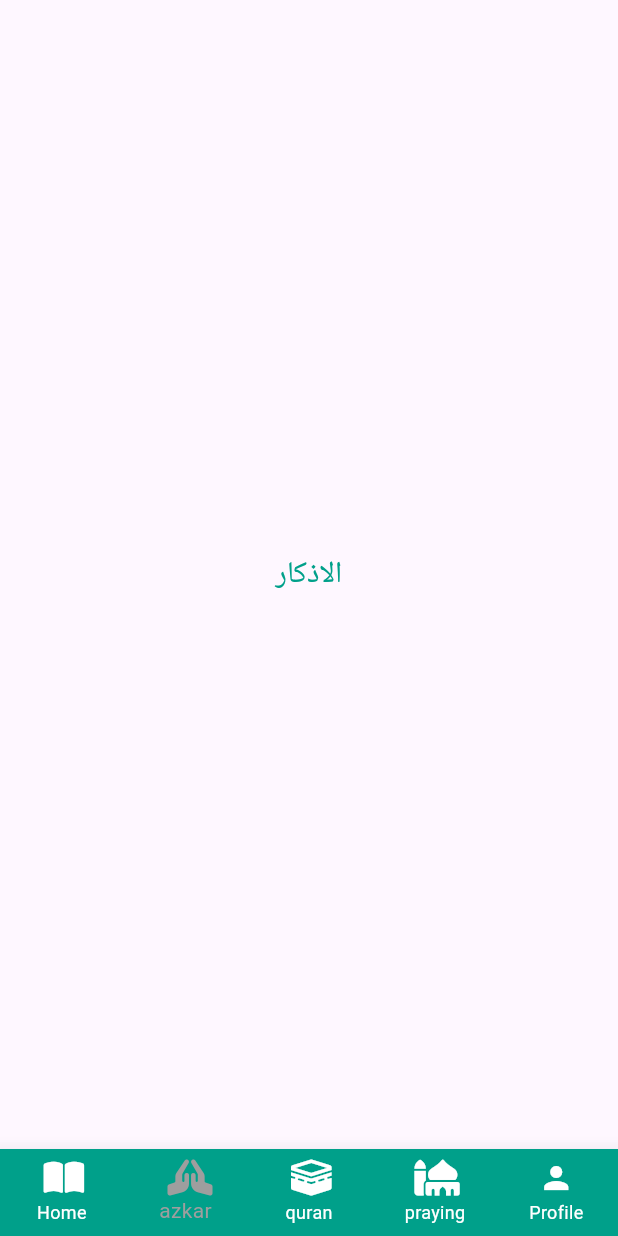
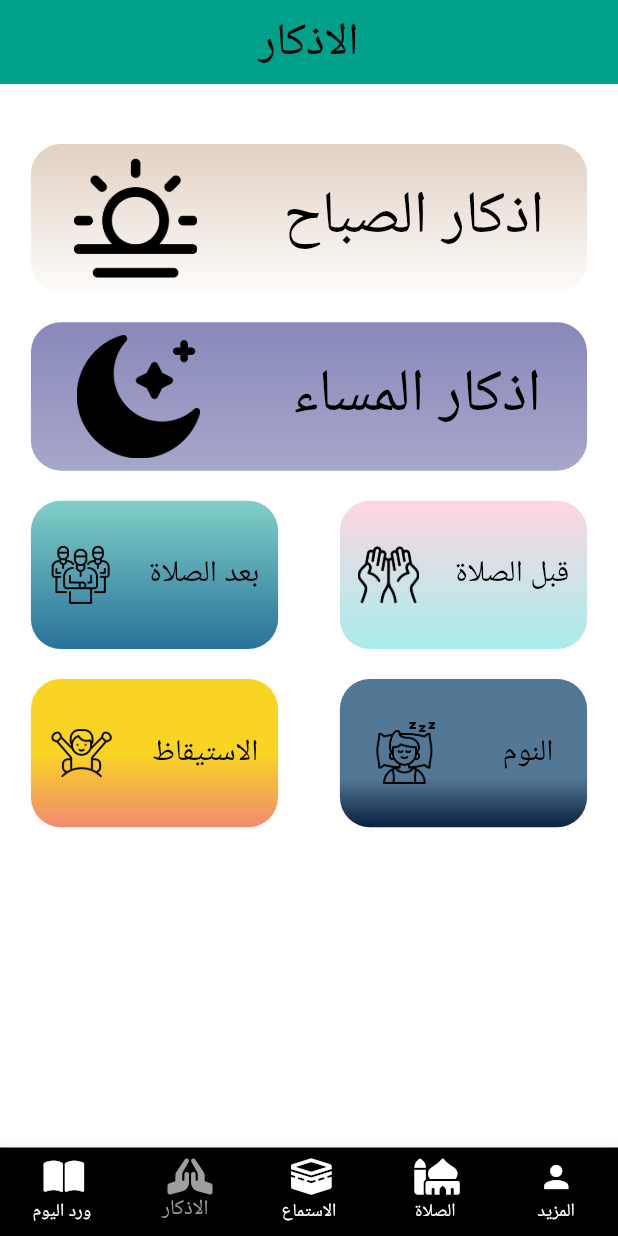
Before and after one commit to hazzemSaid/quran_app, a Flutter app: the bottomNavigation screen opened by its route, item 2 of the bottom bar chosen, on a phone screen of 412 x 824 dp. Run offline on Flutter 3.47's test engine with Material 3 defaults, Android fonts, the phone set to English and light mode, and no system bars; our stand-ins replace font_awesome_flutter, go_router, google_fonts; missing offline and left inert: keyboard_avoider; Roboto replaces fonts that are missing (Tajawal).

Commit message:
Add new assets and update bottom navigation labels for improved localization and user experience

```diff
--- a/lib/features/home/presentation/screens/bottomNavigation.dart
+++ b/lib/features/home/presentation/screens/bottomNavigation.dart
@@ -28,7 +28,7 @@ class _bottomNavigationState extends State<bottomNavigation> {
   Widget build(BuildContext context) {
     var bottomNavigationBar = BottomNavigationBar(
       type: BottomNavigationBarType.fixed,
-      backgroundColor: Appconstrains.primaryColor,
+      backgroundColor: Colors.black,
       showSelectedLabels: true,
       showUnselectedLabels: true,
       elevation: 11,
@@ -45,29 +45,29 @@ class _bottomNavigationState extends State<bottomNavigation> {
           icon: Icon(
             FontAwesomeIcons.bookOpen,
           ),
-          label: 'Home',
+          label: 'ورد اليوم',
         ),
         BottomNavigationBarItem(
           icon: Icon(
             FontAwesomeIcons.handsPraying,
           ),
-          label: 'azkar',
+          label: 'الاذكار',
         ),
         BottomNavigationBarItem(
           icon: Icon(
             FontAwesomeIcons.kaaba,
           ),
-          label: 'quran',
+          label: 'الاستماع',
         ),
         BottomNavigationBarItem(
           icon: Icon(
             FontAwesomeIcons.mosque,
           ),
-          label: ' praying',
+          label: ' الصلاة',
         ),
         BottomNavigationBarItem(
           icon: Icon(Icons.person),
-          label: 'Profile',
+          label: 'المزيد',
         ),
       ],
     );
--- a/lib/features/home/presentation/widgets/alzakr.dart
+++ b/lib/features/home/presentation/widgets/alzakr.dart
@@ -1,4 +1,5 @@
 import 'package:flutter/material.dart';
+import 'package:quran_app/util/constants/assets.dart';
 
 import '../../../../util/Appconstrains.dart';
 
@@ -8,11 +9,157 @@ class alzkarWidget extends StatelessWidget {
   @override
   Widget build(BuildContext context) {
     return Scaffold(
-      body: Center(
-        child: Text("الاذكار",
+        backgroundColor: Appconstrains.secondaryColor,
+        appBar: AppBar(
+          title: Text(
+            "الاذكار",
             style: Appconstrains.tajawal_medium.copyWith(
-              color: Appconstrains.primaryColor,
-            )),
+              color: Colors.black,
+              fontSize: 30,
+            ),
+          ),
+          centerTitle: true,
+          backgroundColor: Appconstrains.primaryColor,
+          elevation: 0,
+        ),
+        body: SafeArea(
+          child: Column(
+            children: [
+              SizedBox(
+                height: 20,
+                width: double.infinity,
+              ),
+              azkar_widget(
+                factoroftitle: 2,
+                factorofwidth: 0.9,
+                colorList: [
+                  const Color.fromARGB(255, 253, 252, 251),
+                  const Color.fromARGB(255, 226, 209, 195),
+                ],
+                title: "اذكار الصباح",
+                image: MyAssets.sun,
+              ),
+              azkar_widget(
+                factoroftitle: 2,
+                factorofwidth: 0.9,
+                colorList: [
+                  const Color.fromARGB(255, 167, 166, 203),
+                  const Color.fromARGB(255, 137, 137, 186),
+                ],
+                title: "اذكار المساء",
+                image: MyAssets.moon,
+              ),
+              Row(
+                mainAxisAlignment: MainAxisAlignment.spaceAround,
+                children: [
+                  azkar_widget(
+                    factoroftitle: 1,
+                    factorofwidth: 0.4,
+                    colorList: [
+                      //  background-image: linear-gradient(15deg, #13547a 0%, #80d0c7 100%);
+                      const Color.fromARGB(255, 40, 113, 155),
+                      const Color.fromARGB(255, 128, 208, 199),
+                    ],
+                    title: 'بعد الصلاة',
+                    image: MyAssets.shalat,
+                  ),
+                  azkar_widget(
+                    factorofwidth: 0.4,
+                    factoroftitle: 1,
+                    colorList: [
+                      const Color.fromARGB(255, 168, 237, 234),
+                      const Color.fromARGB(255, 254, 214, 227),
+                    ],
+                    title: 'قبل الصلاة',
+                    image: MyAssets.openhand,
+                  ),
+                ],
+              ),
+              Row(
+                mainAxisAlignment: MainAxisAlignment.spaceAround,
+                children: [
+                  azkar_widget(
+                    factoroftitle: 1,
+                    factorofwidth: 0.4,
+                    colorList: [
+                      // background-image: linear-gradient(to right, #f83600 0%, #f9d423 100%);
+                      const Color.fromARGB(255, 240, 139, 112),
+                      const Color.fromARGB(255, 249, 212, 35),
+                      const Color.fromARGB(255, 249, 212, 35),
+                    ],
+                    title: 'الاستيقاظ',
+                    image: MyAssets.weakup,
+                  ),
+                  azkar_widget(
+                    factorofwidth: 0.4,
+                    factoroftitle: 1,
+                    colorList: [
+                      // background-image: linear-gradient(to top, #09203f 0%, #537895 100%);
+                      const Color.fromARGB(255, 9, 32, 63),
+                      const Color.fromARGB(255, 83, 120, 149),
+                      const Color.fromARGB(255, 83, 120, 149),
+                      const Color.fromARGB(255, 83, 120, 149),
+                    ],
+                    title: 'النوم',
+                    image: MyAssets.sleep,
+                  ),
+                ],
+              )
+            ],
+          ),
+        ));
+  }
+}
+
+class azkar_widget extends StatelessWidget {
+  const azkar_widget({
+    super.key,
+    required this.colorList,
+    required this.title,
+    required this.image,
+    required this.factorofwidth,
+    required this.factoroftitle,
+  });
+  final List<Color> colorList;
+  final String title;
+  final String image;
+  final double factorofwidth;
+  final double factoroftitle;
+  @override
+  Widget build(BuildContext context) {
+    return Container(
+      margin: EdgeInsets.only(top: 20),
+      height: MediaQuery.sizeOf(context).height * 0.12,
+      width: MediaQuery.sizeOf(context).width * factorofwidth,
+      decoration: BoxDecoration(
+        gradient: LinearGradient(
+          colors: colorList,
+          end: Alignment.topCenter,
+          begin: Alignment.bottomCenter,
+        ),
+        borderRadius: BorderRadius.all(
+          Radius.circular(20),
+        ),
+      ),
+      child: Row(
+        mainAxisAlignment: MainAxisAlignment.spaceAround,
+        children: [
+          Image(
+            fit: BoxFit.fitHeight,
+            height: MediaQuery.sizeOf(context).height * 0.05 * factoroftitle,
+            image: AssetImage(
+              // MyAssets.sun,
+              image,
+            ),
+          ),
+          Text(
+            title,
+            style: Appconstrains.tajawal_medium.copyWith(
+              color: Colors.black,
+              fontSize: 20 * factoroftitle,
+            ),
+          ),
+        ],
       ),
     );
   }
--- a/lib/util/constants/assets.dart
+++ b/lib/util/constants/assets.dart
@@ -49,4 +49,11 @@ class MyAssets {
   /// Assets for Tasme3
   /// assets/images/tasme3.png
   static const String Tasme3 = "assets/images/tasme3.png";
+
+  static const String moon = "assets/images/moon.png";
+  static const String sun = "assets/images/morning.png";
+  static const String openhand = "assets/images/open-hands_z.png";
+  static const String shalat = "assets/images/shalat_z.png";
+  static const String weakup = 'assets/images/wake-up.png';
+  static const String sleep = 'assets/images/sleeping.png';
 }
```
Also changed, not shown: assets/images/crescent-moon.png (added), assets/images/full-moon.png (added), assets/images/moon.png (added), assets/images/morning.png (added), assets/images/open-hands_z.png (added), assets/images/shalat_z.png (added), assets/images/sleeping.png (added), assets/images/sun.png (added), assets/images/wake-up.png (added).
